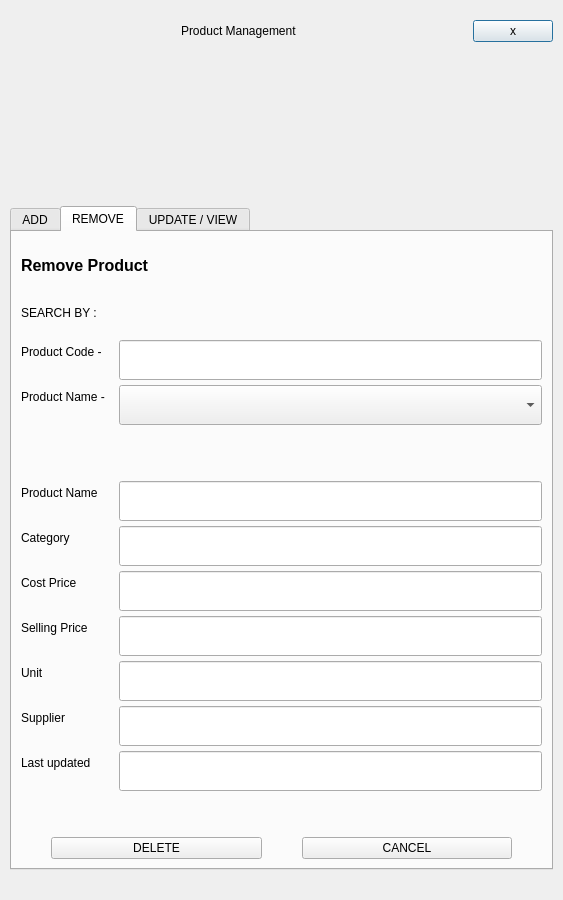
Old version of the form Project/ui/product_menu.ui in the repository Selvam-T/POS.
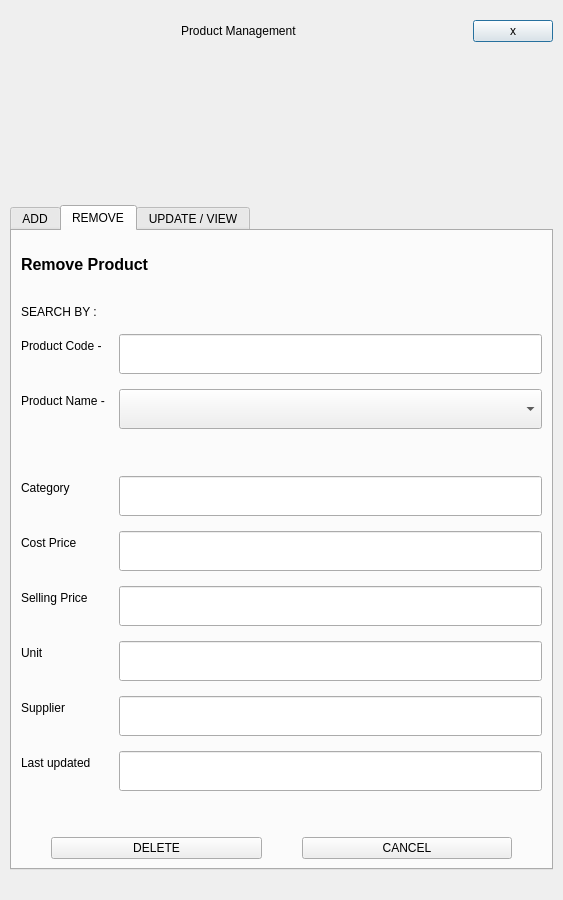
New version of the form. The open tabs and pages were chosen to show the change.

Patch:
```diff
--- a/Project/ui/product_menu.ui
+++ b/Project/ui/product_menu.ui
@@ -448,7 +448,7 @@
           <number>10</number>
          </property>
          <property name="verticalSpacing">
-          <number>5</number>
+          <number>15</number>
          </property>
          <item row="0" column="0">
           <widget class="QLabel" name="searchSubLbl">
@@ -460,14 +460,14 @@
            </property>
           </widget>
          </item>
-         <item row="2" column="0">
+         <item row="1" column="0">
           <widget class="QLabel" name="removeProductCodeFieldLbl">
            <property name="text">
             <string>Product Code - </string>
            </property>
           </widget>
          </item>
-         <item row="2" column="1">
+         <item row="1" column="1">
           <widget class="QLineEdit" name="removeProductCodeLineEdit">
            <property name="minimumSize">
             <size>
@@ -477,14 +477,14 @@
            </property>
           </widget>
          </item>
-         <item row="3" column="0">
+         <item row="2" column="0">
           <widget class="QLabel" name="removeSearchFieldLbl">
            <property name="text">
             <string>Product Name - </string>
            </property>
           </widget>
          </item>
-         <item row="3" column="1">
+         <item row="2" column="1">
           <widget class="QComboBox" name="removeSearchComboBox">
            <property name="minimumSize">
             <size>
@@ -494,31 +494,46 @@
            </property>
           </widget>
          </item>
-         <item row="5" column="0">
-          <widget class="QLabel" name="removeProductNameFieldLbl">
-           <property name="text">
-            <string>Product Name</string>
+         <item row="3" column="0">
+          <spacer name="verticalSpacer_8">
+           <property name="orientation">
+            <enum>Qt::Vertical</enum>
            </property>
-          </widget>
+           <property name="sizeType">
+            <enum>QSizePolicy::Expanding</enum>
+           </property>
+           <property name="sizeHint" stdset="0">
+            <size>
+             <width>20</width>
+             <height>15</height>
+            </size>
+           </property>
+          </spacer>
          </item>
-         <item row="5" column="1">
-          <widget class="QLineEdit" name="removeProductNameLineEdit">
-           <property name="minimumSize">
+         <item row="3" column="1">
+          <spacer name="verticalSpacer_9">
+           <property name="orientation">
+            <enum>Qt::Vertical</enum>
+           </property>
+           <property name="sizeType">
+            <enum>QSizePolicy::Expanding</enum>
+           </property>
+           <property name="sizeHint" stdset="0">
             <size>
-             <width>0</width>
-             <height>40</height>
+             <width>20</width>
+             <height>15</height>
             </size>
            </property>
-          </widget>
+          </spacer>
          </item>
-         <item row="6" column="0">
+         <item row="4" column="0">
           <widget class="QLabel" name="removeCategoryFieldLbl">
            <property name="text">
             <string>Category</string>
            </property>
           </widget>
          </item>
-         <item row="6" column="1">
+         <item row="4" column="1">
           <widget class="QLineEdit" name="removeCategoryLineEdit">
            <property name="minimumSize">
             <size>
@@ -528,14 +543,14 @@
            </property>
           </widget>
          </item>
-         <item row="7" column="0">
+         <item row="5" column="0">
           <widget class="QLabel" name="removeCostPriceFieldLbl">
            <property name="text">
             <string>Cost Price</string>
            </property>
           </widget>
          </item>
-         <item row="7" column="1">
+         <item row="5" column="1">
           <widget class="QLineEdit" name="removeCostPriceLineEdit">
            <property name="minimumSize">
             <size>
@@ -545,14 +560,14 @@
            </property>
           </widget>
          </item>
-         <item row="8" column="0">
+         <item row="6" column="0">
           <widget class="QLabel" name="removeSellingPriceFieldLbl">
            <property name="text">
             <string>Selling Price</string>
            </property>
           </widget>
          </item>
-         <item row="8" column="1">
+         <item row="6" column="1">
           <widget class="QLineEdit" name="removeSellingPriceLineEdit">
            <property name="minimumSize">
             <size>
@@ -562,14 +577,14 @@
            </property>
           </widget>
          </item>
-         <item row="9" column="0">
+         <item row="7" column="0">
           <widget class="QLabel" name="removeUnitFieldLbl">
            <property name="text">
             <string>Unit</string>
            </property>
           </widget>
          </item>
-         <item row="9" column="1">
+         <item row="7" column="1">
           <widget class="QLineEdit" name="removeUnitLineEdit">
            <property name="minimumSize">
             <size>
@@ -582,14 +597,14 @@
            </property>
           </widget>
          </item>
-         <item row="10" column="0">
+         <item row="8" column="0">
           <widget class="QLabel" name="removeSupplierFieldLbl">
            <property name="text">
             <string>Supplier</string>
            </property>
           </widget>
          </item>
-         <item row="10" column="1">
+         <item row="8" column="1">
           <widget class="QLineEdit" name="removeSupplierLineEdit">
            <property name="minimumSize">
             <size>
@@ -619,70 +634,6 @@
            </property>
           </widget>
          </item>
-         <item row="1" column="0">
-          <spacer name="verticalSpacer_2">
-           <property name="orientation">
-            <enum>Qt::Vertical</enum>
-           </property>
-           <property name="sizeType">
-            <enum>QSizePolicy::Fixed</enum>
-           </property>
-           <property name="sizeHint" stdset="0">
-            <size>
-             <width>20</width>
-             <height>10</height>
-            </size>
-           </property>
-          </spacer>
-         </item>
-         <item row="1" column="1">
-          <spacer name="verticalSpacer_7">
-           <property name="orientation">
-            <enum>Qt::Vertical</enum>
-           </property>
-           <property name="sizeType">
-            <enum>QSizePolicy::Fixed</enum>
-           </property>
-           <property name="sizeHint" stdset="0">
-            <size>
-             <width>20</width>
-             <height>10</height>
-            </size>
-           </property>
-          </spacer>
-         </item>
-         <item row="4" column="0">
-          <spacer name="verticalSpacer_8">
-           <property name="orientation">
-            <enum>Qt::Vertical</enum>
-           </property>
-           <property name="sizeType">
-            <enum>QSizePolicy::Expanding</enum>
-           </property>
-           <property name="sizeHint" stdset="0">
-            <size>
-             <width>20</width>
-             <height>10</height>
-            </size>
-           </property>
-          </spacer>
-         </item>
-         <item row="4" column="1">
-          <spacer name="verticalSpacer_9">
-           <property name="orientation">
-            <enum>Qt::Vertical</enum>
-           </property>
-           <property name="sizeType">
-            <enum>QSizePolicy::Expanding</enum>
-           </property>
-           <property name="sizeHint" stdset="0">
-            <size>
-             <width>20</width>
-             <height>20</height>
-            </size>
-           </property>
-          </spacer>
-         </item>
         </layout>
        </item>
        <item>
```
Left out of the diff: 95 changed lines with no effect on the pictures.
